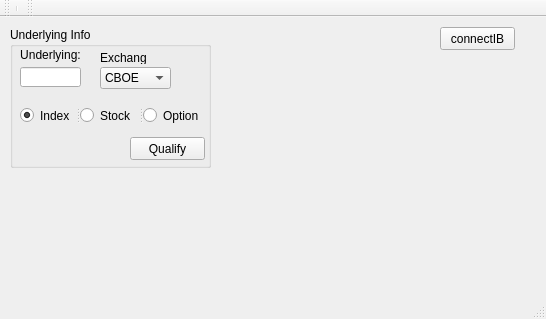
This is QT_designer/bullSpreadViewSmall.ui in michaelrkost/IB_PyOptions as Qt 5 draws it before an edit. The edited form follows.
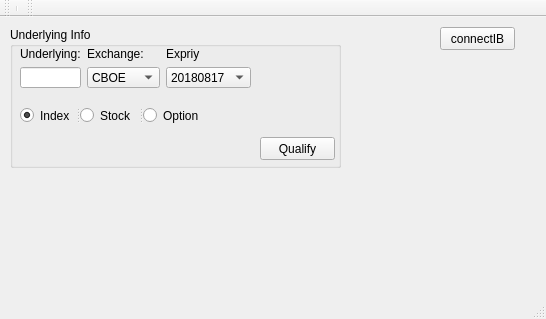
This is the edited form.

Diff of the .ui file:
```diff
--- a/QT_designer/bullSpreadViewSmall.ui
+++ b/QT_designer/bullSpreadViewSmall.ui
@@ -19,43 +19,17 @@
      <rect>
       <x>10</x>
       <y>10</y>
-      <width>201</width>
+      <width>331</width>
       <height>141</height>
      </rect>
     </property>
     <property name="title">
      <string>Underlying Info</string>
     </property>
-    <widget class="QLabel" name="label_8">
-     <property name="geometry">
-      <rect>
-       <x>10</x>
-       <y>20</y>
-       <width>61</width>
-       <height>16</height>
-      </rect>
-     </property>
-     <property name="text">
-      <string>Underlying:</string>
-     </property>
-     <property name="alignment">
-      <set>Qt::AlignCenter</set>
-     </property>
-    </widget>
-    <widget class="QLineEdit" name="underlyingText">
-     <property name="geometry">
-      <rect>
-       <x>10</x>
-       <y>40</y>
-       <width>61</width>
-       <height>20</height>
-      </rect>
-     </property>
-    </widget>
     <widget class="QPushButton" name="updatePushButton">
      <property name="geometry">
       <rect>
-       <x>120</x>
+       <x>250</x>
        <y>110</y>
        <width>75</width>
        <height>23</height>
@@ -65,65 +39,6 @@
       <string>Qualify</string>
      </property>
     </widget>
-    <widget class="QComboBox" name="comboBoxExchange">
-     <property name="geometry">
-      <rect>
-       <x>90</x>
-       <y>40</y>
-       <width>71</width>
-       <height>22</height>
-      </rect>
-     </property>
-     <property name="toolTip">
-      <string extracomment="ISLAND for NASDAQ"/>
-     </property>
-     <item>
-      <property name="text">
-       <string>CBOE</string>
-      </property>
-     </item>
-     <item>
-      <property name="text">
-       <string>ISLAND</string>
-      </property>
-     </item>
-     <item>
-      <property name="text">
-       <string>NYSE</string>
-      </property>
-     </item>
-     <item>
-      <property name="text">
-       <string>AMEX</string>
-      </property>
-     </item>
-     <item>
-      <property name="text">
-       <string>IDEAL</string>
-      </property>
-     </item>
-     <item>
-      <property name="text">
-       <string>PHLX</string>
-      </property>
-     </item>
-    </widget>
-    <widget class="QLabel" name="labelExchange">
-     <property name="geometry">
-      <rect>
-       <x>90</x>
-       <y>24</y>
-       <width>47</width>
-       <height>13</height>
-      </rect>
-     </property>
-     <property name="whatsThis">
-      <string/>
-     </property>
-     <property name="text">
-      <string>Exchange:</string>
-     </property>
-    </widget>
     <widget class="QSplitter" name="splitter">
      <property name="geometry">
       <rect>
@@ -155,6 +70,104 @@
       </property>
      </widget>
     </widget>
+    <widget class="QWidget" name="">
+     <property name="geometry">
+      <rect>
+       <x>10</x>
+       <y>20</y>
+       <width>231</width>
+       <height>41</height>
+      </rect>
+     </property>
+     <layout class="QGridLayout" name="gridLayout">
+      <item row="0" column="0">
+       <widget class="QLabel" name="label_8">
+        <property name="text">
+         <string>Underlying:</string>
+        </property>
+        <property name="alignment">
+         <set>Qt::AlignLeading|Qt::AlignLeft|Qt::AlignVCenter</set>
+        </property>
+       </widget>
+      </item>
+      <item row="0" column="1">
+       <widget class="QLabel" name="labelExchange">
+        <property name="whatsThis">
+         <string/>
+        </property>
+        <property name="text">
+         <string>Exchange:</string>
+        </property>
+       </widget>
+      </item>
+      <item row="0" column="2">
+       <widget class="QLabel" name="label">
+        <property name="text">
+         <string>Expriy</string>
+        </property>
+       </widget>
+      </item>
+      <item row="1" column="0">
+       <widget class="QLineEdit" name="underlyingText"/>
+      </item>
+      <item row="1" column="1">
+       <widget class="QComboBox" name="comboBoxExchange">
+        <property name="toolTip">
+         <string extracomment="ISLAND for NASDAQ"/>
+        </property>
+        <item>
+         <property name="text">
+          <string>CBOE</string>
+         </property>
+        </item>
+        <item>
+         <property name="text">
+          <string>SMART</string>
+         </property>
+        </item>
+        <item>
+         <property name="text">
+          <string>ISLAND</string>
+         </property>
+        </item>
+        <item>
+         <property name="text">
+          <string>NYSE</string>
+         </property>
+        </item>
+        <item>
+         <property name="text">
+          <string>AMEX</string>
+         </property>
+        </item>
+        <item>
+         <property name="text">
+          <string>IDEAL</string>
+         </property>
+        </item>
+        <item>
+         <property name="text">
+          <string>PHLX</string>
+         </property>
+        </item>
+       </widget>
+      </item>
+      <item row="1" column="2">
+       <widget class="QComboBox" name="comboBox_Expriy">
+        <item>
+         <property name="text">
+          <string>20180817</string>
+         </property>
+        </item>
+        <item>
+         <property name="text">
+          <string>20200619</string>
+         </property>
+        </item>
+       </widget>
+      </item>
+     </layout>
+    </widget>
    </widget>
    <widget class="QPushButton" name="connectButton">
     <property name="geometry">
```
